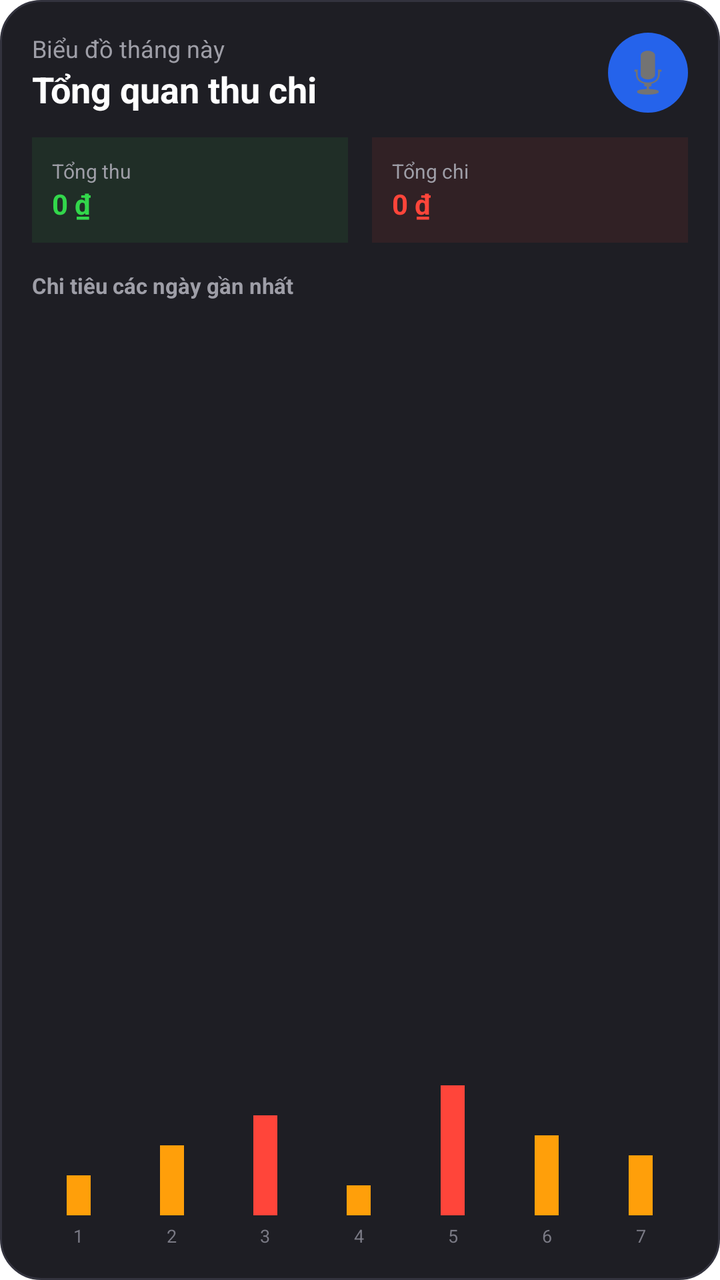
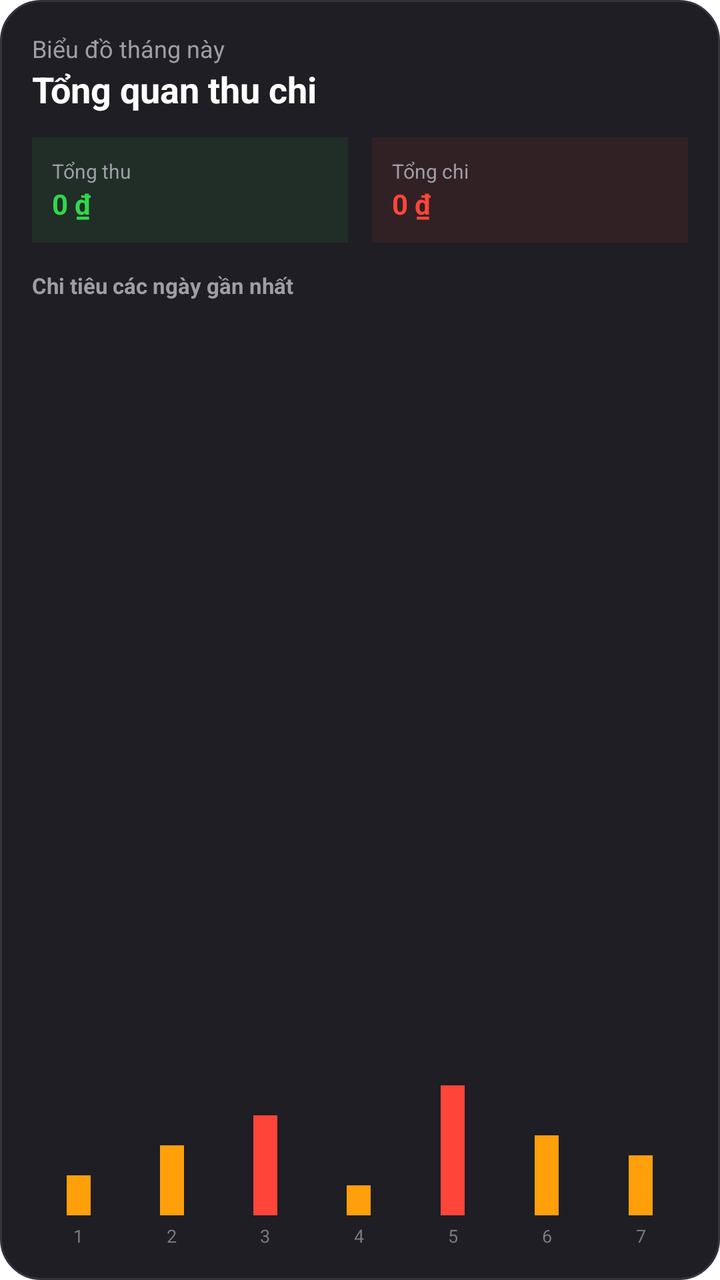

Before-and-after screenshots of an Android layout around one commit, followed by the original layout XML and the change that was made.
<!-- AndroidManifest.xml: fallback theme Theme.MaterialComponents.DayNight.NoActionBar -->
<!-- res/layout/widget_monthly_chart.xml -->
<?xml version="1.0" encoding="utf-8"?>
<LinearLayout xmlns:android="http://schemas.android.com/apk/res/android"
    android:id="@+id/widget_container"
    android:layout_width="match_parent"
    android:layout_height="match_parent"
    android:background="@drawable/widget_background"
    android:orientation="vertical"
    android:padding="16dp">

    
    <LinearLayout
        android:layout_width="match_parent"
        android:layout_height="wrap_content"
        android:gravity="center_vertical"
        android:orientation="horizontal">

        <LinearLayout
            android:layout_width="0dp"
            android:layout_height="wrap_content"
            android:layout_weight="1"
            android:orientation="vertical">

            <TextView
                android:layout_width="wrap_content"
                android:layout_height="wrap_content"
                android:text="Biểu đồ tháng này"
                android:textColor="#9E9EA7"
                android:textSize="12sp" />

            <TextView
                android:layout_width="wrap_content"
                android:layout_height="wrap_content"
                android:text="Tổng quan thu chi"
                android:textColor="#FFFFFF"
                android:textSize="18sp"
                android:textStyle="bold" />
        </LinearLayout>

        <ImageButton
            android:id="@+id/btn_voice_input"
            android:layout_width="40dp"
            android:layout_height="40dp"
            android:background="@drawable/widget_mic_button"
            android:contentDescription="Nói AI"
            android:src="@android:drawable/ic_btn_speak_now" />
    </LinearLayout>

    
    <LinearLayout
        android:layout_width="match_parent"
        android:layout_height="wrap_content"
        android:layout_marginTop="12dp"
        android:orientation="horizontal">

        
        <LinearLayout
            android:layout_width="0dp"
            android:layout_height="wrap_content"
            android:layout_marginEnd="6dp"
            android:layout_weight="1"
            android:background="#1532D74B"
            android:orientation="vertical"
            android:padding="10dp">

            <TextView
                android:layout_width="wrap_content"
                android:layout_height="wrap_content"
                android:text="Tổng thu"
                android:textColor="#9E9EA7"
                android:textSize="10sp" />

            <TextView
                android:id="@+id/tv_monthly_income"
                android:layout_width="wrap_content"
                android:layout_height="wrap_content"
                android:ellipsize="end"
                android:maxLines="1"
                android:text="0 ₫"
                android:textColor="#32D74B"
                android:textSize="14sp"
                android:textStyle="bold" />
        </LinearLayout>

        
        <LinearLayout
            android:layout_width="0dp"
            android:layout_height="wrap_content"
            android:layout_marginStart="6dp"
            android:layout_weight="1"
            android:background="#15FF453A"
            android:orientation="vertical"
            android:padding="10dp">

            <TextView
                android:layout_width="wrap_content"
                android:layout_height="wrap_content"
                android:text="Tổng chi"
                android:textColor="#9E9EA7"
                android:textSize="10sp" />

            <TextView
                android:id="@+id/tv_monthly_expense"
                android:layout_width="wrap_content"
                android:layout_height="wrap_content"
                android:ellipsize="end"
                android:maxLines="1"
                android:text="0 ₫"
                android:textColor="#FF453A"
                android:textSize="14sp"
                android:textStyle="bold" />
        </LinearLayout>
    </LinearLayout>

    <TextView
        android:layout_width="wrap_content"
        android:layout_height="wrap_content"
        android:layout_marginTop="14dp"
        android:layout_marginBottom="6dp"
        android:text="Chi tiêu các ngày gần nhất"
        android:textColor="#9E9EA7"
        android:textSize="11sp"
        android:textStyle="bold" />

    
    <LinearLayout
        android:id="@+id/chart_bars_layout"
        android:layout_width="match_parent"
        android:layout_height="0dp"
        android:layout_weight="1"
        android:gravity="bottom"
        android:orientation="horizontal">

        
        <LinearLayout
            android:layout_width="0dp"
            android:layout_height="match_parent"
            android:layout_weight="1"
            android:gravity="bottom|center_horizontal"
            android:orientation="vertical">

            <View
                android:id="@+id/bar_view_1"
                android:layout_width="12dp"
                android:layout_height="20dp"
                android:background="#FF9F0A" />

            <TextView
                android:id="@+id/tv_day_1"
                android:layout_width="wrap_content"
                android:layout_height="wrap_content"
                android:layout_marginTop="4dp"
                android:text="1"
                android:textColor="#7A7A85"
                android:textSize="9sp" />
        </LinearLayout>

        
        <LinearLayout
            android:layout_width="0dp"
            android:layout_height="match_parent"
            android:layout_weight="1"
            android:gravity="bottom|center_horizontal"
            android:orientation="vertical">

            <View
                android:id="@+id/bar_view_2"
                android:layout_width="12dp"
                android:layout_height="35dp"
                android:background="#FF9F0A" />

            <TextView
                android:id="@+id/tv_day_2"
                android:layout_width="wrap_content"
                android:layout_height="wrap_content"
                android:layout_marginTop="4dp"
                android:text="2"
                android:textColor="#7A7A85"
                android:textSize="9sp" />
        </LinearLayout>

        
        <LinearLayout
            android:layout_width="0dp"
            android:layout_height="match_parent"
            android:layout_weight="1"
            android:gravity="bottom|center_horizontal"
            android:orientation="vertical">

            <View
                android:id="@+id/bar_view_3"
                android:layout_width="12dp"
                android:layout_height="50dp"
                android:background="#FF453A" />

            <TextView
                android:id="@+id/tv_day_3"
                android:layout_width="wrap_content"
                android:layout_height="wrap_content"
                android:layout_marginTop="4dp"
                android:text="3"
                android:textColor="#7A7A85"
                android:textSize="9sp" />
        </LinearLayout>

        
        <LinearLayout
            android:layout_width="0dp"
            android:layout_height="match_parent"
            android:layout_weight="1"
            android:gravity="bottom|center_horizontal"
            android:orientation="vertical">

            <View
                android:id="@+id/bar_view_4"
                android:layout_width="12dp"
                android:layout_height="15dp"
                android:background="#FF9F0A" />

            <TextView
                android:id="@+id/tv_day_4"
                android:layout_width="wrap_content"
                android:layout_height="wrap_content"
                android:layout_marginTop="4dp"
                android:text="4"
                android:textColor="#7A7A85"
                android:textSize="9sp" />
        </LinearLayout>

        
        <LinearLayout
            android:layout_width="0dp"
            android:layout_height="match_parent"
            android:layout_weight="1"
            android:gravity="bottom|center_horizontal"
            android:orientation="vertical">

            <View
                android:id="@+id/bar_view_5"
                android:layout_width="12dp"
                android:layout_height="65dp"
                android:background="#FF453A" />

            <TextView
                android:id="@+id/tv_day_5"
                android:layout_width="wrap_content"
                android:layout_height="wrap_content"
                android:layout_marginTop="4dp"
                android:text="5"
                android:textColor="#7A7A85"
                android:textSize="9sp" />
        </LinearLayout>

        
        <LinearLayout
            android:layout_width="0dp"
            android:layout_height="match_parent"
            android:layout_weight="1"
            android:gravity="bottom|center_horizontal"
            android:orientation="vertical">

            <View
                android:id="@+id/bar_view_6"
                android:layout_width="12dp"
                android:layout_height="40dp"
                android:background="#FF9F0A" />

            <TextView
                android:id="@+id/tv_day_6"
                android:layout_width="wrap_content"
                android:layout_height="wrap_content"
                android:layout_marginTop="4dp"
                android:text="6"
                android:textColor="#7A7A85"
                android:textSize="9sp" />
        </LinearLayout>

        
        <LinearLayout
            android:layout_width="0dp"
            android:layout_height="match_parent"
            android:layout_weight="1"
            android:gravity="bottom|center_horizontal"
            android:orientation="vertical">

            <View
                android:id="@+id/bar_view_7"
                android:layout_width="12dp"
                android:layout_height="30dp"
                android:background="#FF9F0A" />

            <TextView
                android:id="@+id/tv_day_7"
                android:layout_width="wrap_content"
                android:layout_height="wrap_content"
                android:layout_marginTop="4dp"
                android:text="7"
                android:textColor="#7A7A85"
                android:textSize="9sp" />
        </LinearLayout>

    </LinearLayout>

</LinearLayout>
<!-- resources referenced by this layout -->
<resources>
  <!-- drawable widget_background (drawable) -->
  <?xml version="1.0" encoding="utf-8"?>
  <shape xmlns:android="http://schemas.android.com/apk/res/android"
      android:shape="rectangle">
      <corners android:radius="20dp" />
      <solid android:color="#1E1E24" />
      <stroke android:width="1dp" android:color="#33333E" />
  </shape>
  <!-- drawable widget_mic_button (drawable) -->
  <?xml version="1.0" encoding="utf-8"?>
  <shape xmlns:android="http://schemas.android.com/apk/res/android"
      android:shape="oval">
      <solid android:color="#2563EB" />
  </shape>
</resources>

<!-- the commit's change to res/layout/widget_monthly_chart.xml (unified diff, before → after) -->
@@ -35,14 +35,6 @@
                 android:textSize="18sp"
                 android:textStyle="bold" />
         </LinearLayout>
-
-        <ImageButton
-            android:id="@+id/btn_voice_input"
-            android:layout_width="40dp"
-            android:layout_height="40dp"
-            android:background="@drawable/widget_mic_button"
-            android:contentDescription="Nói AI"
-            android:src="@android:drawable/ic_btn_speak_now" />
     </LinearLayout>
 
     
<!-- resource entries referenced after the edit -->
@@ -8,11 +8,5 @@
       <solid android:color="#1E1E24" />
       <stroke android:width="1dp" android:color="#33333E" />
   </shape>
-  <!-- drawable widget_mic_button (drawable) -->
-  <?xml version="1.0" encoding="utf-8"?>
-  <shape xmlns:android="http://schemas.android.com/apk/res/android"
-      android:shape="oval">
-      <solid android:color="#2563EB" />
-  </shape>
 </resources>
 
